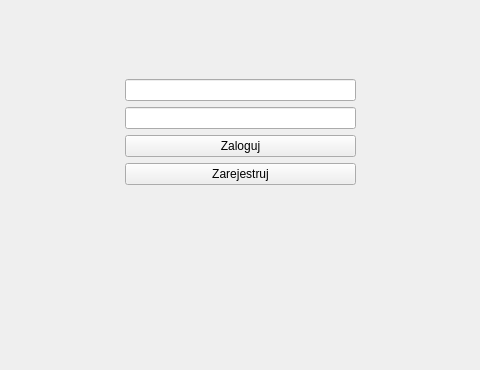
Qt form mainwindow.ui (AndreiAlCohole/productShop) before a commit; both pictures show x 145 to 625 and y 216 to 586 of the 759 by 586 pixel window.
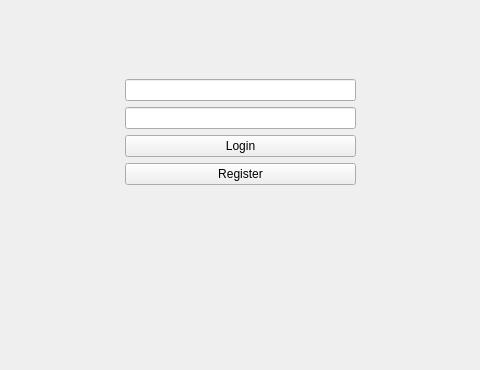
The same form after that commit.

Patch:
```diff
--- a/mainwindow.ui
+++ b/mainwindow.ui
@@ -33,7 +33,7 @@
      <bool>false</bool>
     </property>
    </widget>
-   <widget class="QWidget" name="">
+   <widget class="QWidget" name="layoutWidget">
     <property name="geometry">
      <rect>
       <x>270</x>
@@ -63,14 +63,14 @@
      <item>
       <widget class="QPushButton" name="loginButton">
        <property name="text">
-        <string>Zaloguj</string>
+        <string>Login</string>
        </property>
       </widget>
      </item>
      <item>
       <widget class="QPushButton" name="registerButton">
        <property name="text">
-        <string>Zarejestruj</string>
+        <string>Register</string>
        </property>
       </widget>
      </item>
```
